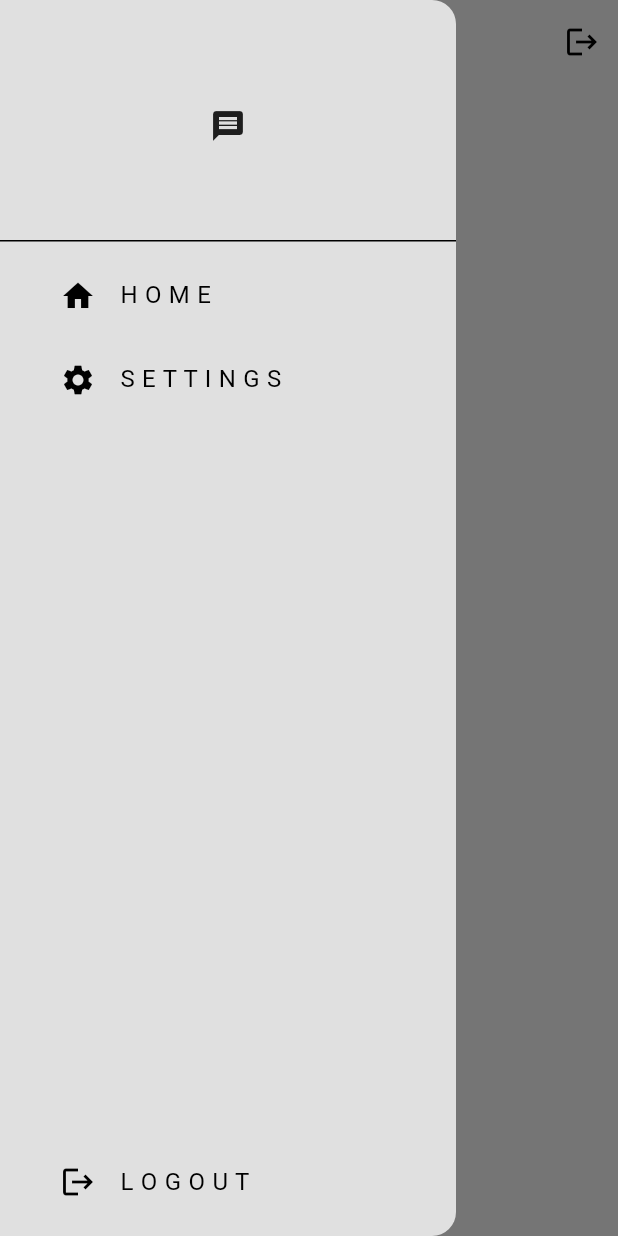
After one commit to uttamXD/chatApp, a Flutter app: the screen it shows once a user with an empty profile is signed in, with the side drawer open, on a phone screen of 412 x 824 dp. The commit adds this screen. Run offline on Flutter 3.47's test engine with Material 3 defaults, Android fonts, the phone set to English and light mode, and no system bars; our stand-ins replace firebase_auth, firebase_core, get; accounts and stored records are empty; network calls fail.

Commit message:
added register and logout function and home page with drawer

```diff
--- a/lib/common/authentication/auth_gate.dart
+++ b/lib/common/authentication/auth_gate.dart
@@ -1,4 +1,4 @@
-import 'package:chat_app/common/authentication/home/homepage.dart';
+import 'package:chat_app/features/home/homepage.dart';
 import 'package:chat_app/features/login/view/login_page.dart';
 import 'package:firebase_auth/firebase_auth.dart';
 import 'package:flutter/material.dart';
@@ -20,7 +20,8 @@ class AuthGate extends StatelessWidget {
           else {
             return LoginPage();
           }
-          }),
+        },
+      ),
     );
   }
 }
--- /dev/null
+++ b/lib/common/widgets/k_drawer.dart
@@ -0,0 +1,61 @@
+import 'package:flutter/material.dart';
+
+class KDrawer extends StatelessWidget {
+  const KDrawer({super.key});
+
+  @override
+  Widget build(BuildContext context) {
+    return Drawer(
+        backgroundColor: Theme.of(context).colorScheme.background,
+        child: Column(
+          mainAxisAlignment: MainAxisAlignment.spaceBetween,
+          children: [
+            Column(
+              children: [
+                const DrawerHeader(
+                  child: Center(
+                    child: Icon(Icons.message),
+                  ),
+                ),
+                Padding(
+                  padding: const EdgeInsets.only(left: 24),
+                  child: ListTile(
+                    title: const Text(
+                      "H O M E",
+                    ),
+                    leading: const Icon(
+                      Icons.home,
+                    ),
+                    onTap: () {},
+                  ),
+                ),
+                Padding(
+                  padding: const EdgeInsets.only(left: 24),
+                  child: ListTile(
+                    title: const Text(
+                      "S E T T I N G S",
+                    ),
+                    leading: const Icon(
+                      Icons.settings,
+                    ),
+                    onTap: () {},
+                  ),
+                ),
+              ],
+            ),
+            Padding(
+              padding: const EdgeInsets.only(bottom: 8, left: 24),
+              child: ListTile(
+                title: const Text(
+                  "L O G O U T",
+                ),
+                leading: const Icon(
+                  Icons.logout,
+                ),
+                onTap: () {},
+              ),
+            ),
+          ],
+        ));
+  }
+}
--- a/lib/common/authentication/home/homepage.dart
+++ b/lib/features/home/homepage.dart
@@ -1,4 +1,5 @@
 import 'package:chat_app/common/authentication/auth_service.dart';
+import 'package:chat_app/common/widgets/k_drawer.dart';
 import 'package:flutter/material.dart';
 
 class HomePage extends StatelessWidget {
@@ -23,6 +24,6 @@ class HomePage extends StatelessWidget {
             ),
           ],
         ),
-    );
+        drawer: const KDrawer());
   }
 }
--- a/lib/features/login/view/login_page.dart
+++ b/lib/features/login/view/login_page.dart
@@ -13,12 +13,12 @@ class LoginPage extends StatelessWidget {
   LoginPage({super.key});
 
   //login method
-  void login(BuildContext context) async {
+  void login(context) async {
     //auth service
     final authService = AuthService();
     //try login
     try {
-      await authService.signInWithEmailAndPassword(
+      await authService.signInWithEmailPassword(
           _eMailController.text, _pwController.text);
     }
     //catch error
```
Also changed, not shown: lib/common/authentication/auth_service.dart (+12 -2 lines), lib/features/register/view/register_page.dart (+42 -6 lines). Lines whose indentation alone changed are shown as unchanged.
